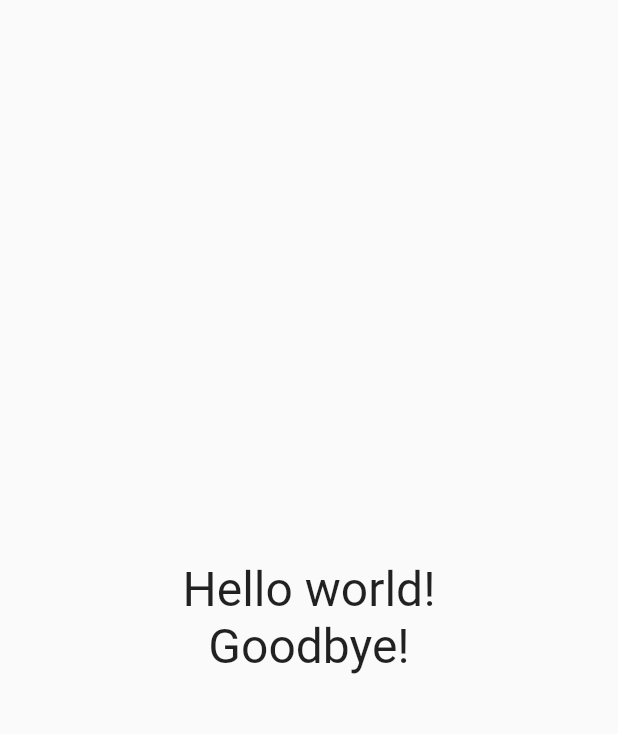
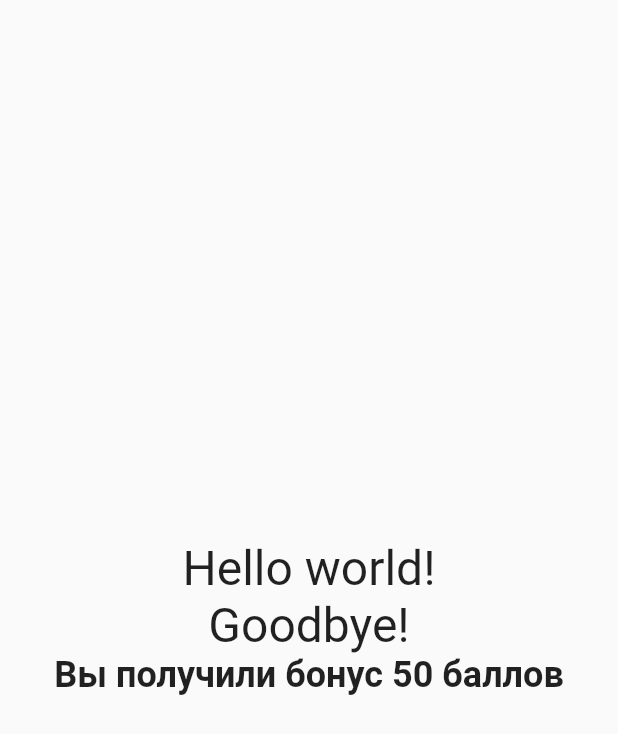
Before and after one commit to kboomska/flutter-localization-example, a Flutter app: the screen it shows after launch, on a phone screen of 412 x 824 dp. Shown: the top 734 px of the screen. Run offline on Flutter 3.47's test engine with Material 2 defaults, Android fonts, the phone set to English and light mode, and no system bars.

Commit message:
Added text with a parameter

```diff
--- a/lib/main.dart
+++ b/lib/main.dart
@@ -31,6 +31,8 @@ class HomeScreen extends StatelessWidget {
     super.key,
   });
 
+  final int _bonus = 50;
+
   @override
   Widget build(BuildContext context) {
     return Scaffold(
@@ -46,6 +48,14 @@ class HomeScreen extends StatelessWidget {
               S.of(context).goodbye,
               style: const TextStyle(fontSize: 32),
             ),
+            Text(
+              'Вы получили бонус $_bonus баллов',
+              style: const TextStyle(
+                fontSize: 24,
+                fontWeight: FontWeight.w700,
+              ),
+              textAlign: TextAlign.center,
+            ),
           ],
         ),
       ),
```
